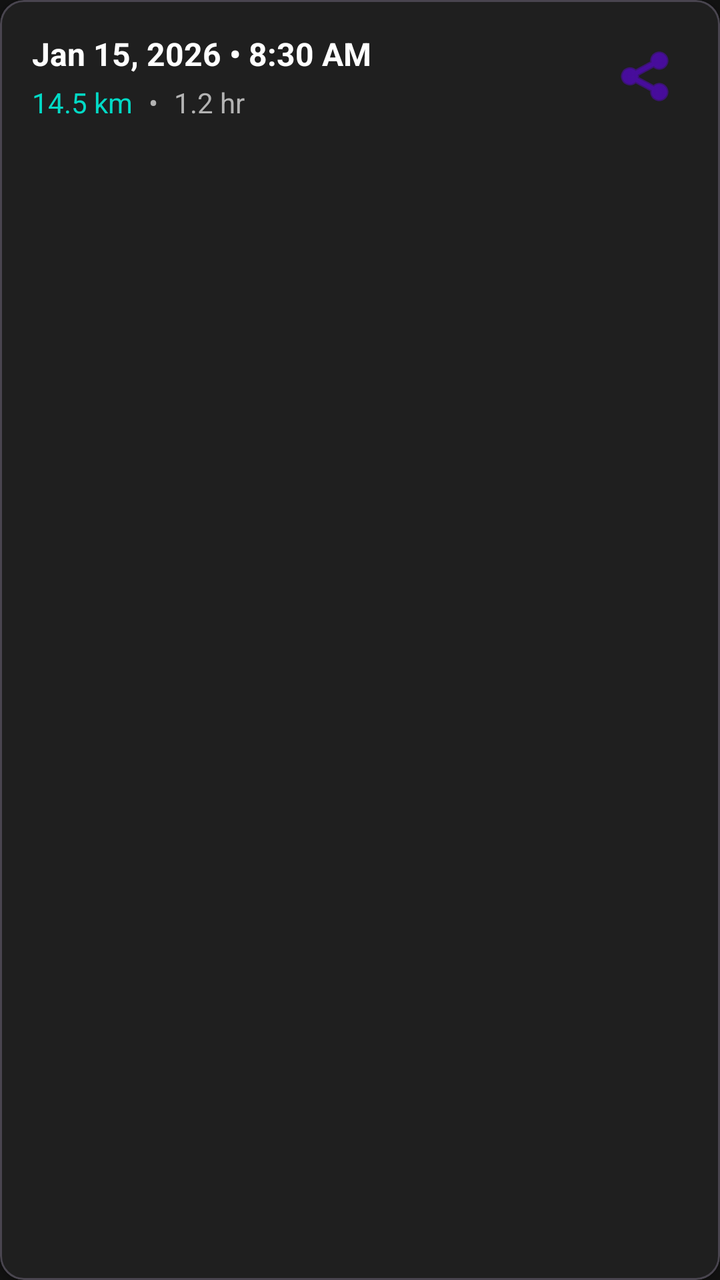
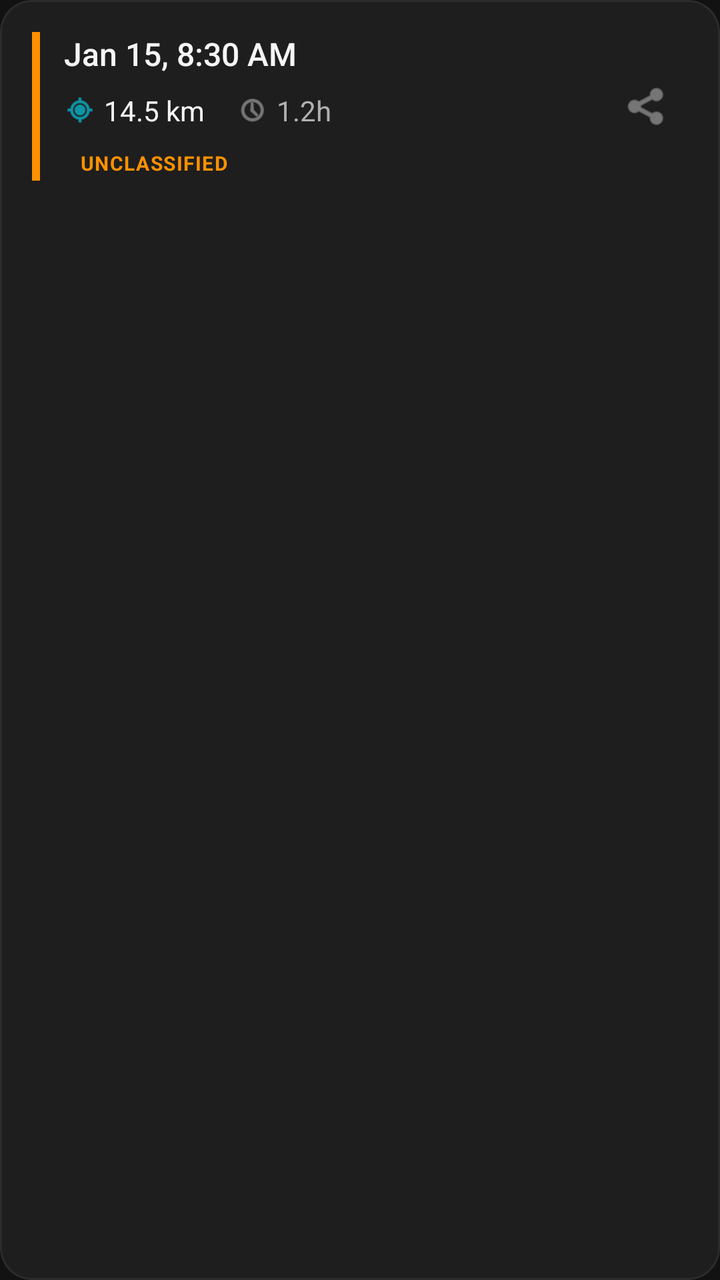

Screens rendered from an Android XML layout before and after an edit, with the pre-edit source and the edit as a unified diff.
<!-- AndroidManifest.xml: application theme Theme.MilesTracker -->
<!-- res/layout/item_trip_history.xml -->
<?xml version="1.0" encoding="utf-8"?>
<com.google.android.material.card.MaterialCardView xmlns:android="http://schemas.android.com/apk/res/android"
    xmlns:app="http://schemas.android.com/apk/res-auto"
    xmlns:tools="http://schemas.android.com/tools"
    android:layout_width="match_parent"
    android:layout_height="wrap_content"
    android:layout_marginHorizontal="16dp"
    android:layout_marginVertical="8dp"
    app:cardBackgroundColor="@color/card_background"
    app:cardCornerRadius="12dp"
    app:cardElevation="2dp">

    <LinearLayout
        android:layout_width="match_parent"
        android:layout_height="wrap_content"
        android:orientation="horizontal"
        android:padding="16dp"
        android:gravity="center_vertical">

        <LinearLayout
            android:layout_width="0dp"
            android:layout_height="wrap_content"
            android:layout_weight="1"
            android:orientation="vertical">

            <TextView
                android:id="@+id/dateText"
                android:layout_width="wrap_content"
                android:layout_height="wrap_content"
                android:text="Jan 15, 2026 • 8:30 AM"
                android:textColor="@color/text_primary"
                android:textSize="16sp"
                android:textStyle="bold" />

            <LinearLayout
                android:layout_width="wrap_content"
                android:layout_height="wrap_content"
                android:layout_marginTop="4dp"
                android:orientation="horizontal">

                <TextView
                    android:id="@+id/distanceText"
                    android:layout_width="wrap_content"
                    android:layout_height="wrap_content"
                    android:text="14.5 km"
                    android:textColor="@color/secondary"
                    android:textSize="14sp" />

                <TextView
                    android:layout_width="wrap_content"
                    android:layout_height="wrap_content"
                    android:layout_marginHorizontal="8dp"
                    android:text="•"
                    android:textColor="@color/text_secondary"
                    android:textSize="14sp" />

                <TextView
                    android:id="@+id/durationText"
                    android:layout_width="wrap_content"
                    android:layout_height="wrap_content"
                    android:text="1.2 hr"
                    android:textColor="@color/text_secondary"
                    android:textSize="14sp" />
            </LinearLayout>

        </LinearLayout>

        <ImageButton
            android:id="@+id/exportButton"
            android:layout_width="40dp"
            android:layout_height="40dp"
            android:background="?attr/selectableItemBackgroundBorderless"
            android:src="@android:drawable/ic_menu_share"
            app:tint="@color/primary"
            android:contentDescription="Export Trip" />

    </LinearLayout>

</com.google.android.material.card.MaterialCardView>
<!-- resources referenced by this layout -->
<resources>
  <color name="card_background">#1F1F1F</color>
  <color name="primary">#6200EE</color>
  <color name="secondary">#03DAC6</color>
  <color name="text_primary">#FFFFFF</color>
  <color name="text_secondary">#B3B3B3</color>
  <style name="Theme.MilesTracker" parent="Theme.Material3.Dark.NoActionBar">
          <item name="colorPrimary">@color/primary</item>
          <item name="colorPrimaryDark">@color/primary_dark</item>
          <item name="colorSecondary">@color/secondary</item>
          <item name="android:colorBackground">@color/background</item>
          <item name="colorSurface">@color/surface</item>
          <item name="colorOnPrimary">@color/on_primary</item>
          <item name="colorOnSecondary">@color/on_secondary</item>
          <item name="colorOnBackground">@color/on_background</item>
          <item name="colorOnSurface">@color/on_surface</item>
          <item name="android:statusBarColor">@color/background</item>
          <item name="android:navigationBarColor">@color/background</item>
      </style>
  <color name="primary_dark">#3700B3</color>
  <color name="background">#121212</color>
  <color name="surface">#1E1E1E</color>
  <color name="on_primary">#FFFFFF</color>
  <color name="on_secondary">#000000</color>
  <color name="on_background">#FFFFFF</color>
  <color name="on_surface">#FFFFFF</color>
</resources>

<!-- the commit's change to res/layout/item_trip_history.xml (unified diff, before → after) -->
@@ -2,78 +2,138 @@
 <com.google.android.material.card.MaterialCardView xmlns:android="http://schemas.android.com/apk/res/android"
     xmlns:app="http://schemas.android.com/apk/res-auto"
     xmlns:tools="http://schemas.android.com/tools"
+    android:id="@+id/cardView"
     android:layout_width="match_parent"
     android:layout_height="wrap_content"
     android:layout_marginHorizontal="16dp"
-    android:layout_marginVertical="8dp"
+    android:layout_marginVertical="6dp"
     app:cardBackgroundColor="@color/card_background"
-    app:cardCornerRadius="12dp"
-    app:cardElevation="2dp">
+    app:cardCornerRadius="16dp"
+    app:cardElevation="0dp"
+    app:strokeColor="@color/surface_variant"
+    app:strokeWidth="1dp">
 
-    <LinearLayout
+    <androidx.constraintlayout.widget.ConstraintLayout
         android:layout_width="match_parent"
         android:layout_height="wrap_content"
-        android:orientation="horizontal"
-        android:padding="16dp"
-        android:gravity="center_vertical">
+        android:padding="16dp">
 
-        <LinearLayout
+        
+        <View
+            android:id="@+id/statusIndicator"
+            android:layout_width="4dp"
+            android:layout_height="0dp"
+            android:background="@color/type_unclassified"
+            app:layout_constraintBottom_toBottomOf="parent"
+            app:layout_constraintStart_toStartOf="parent"
+            app:layout_constraintTop_toTopOf="parent" />
+
+        
+        <TextView
+            android:id="@+id/dateText"
             android:layout_width="0dp"
             android:layout_height="wrap_content"
-            android:layout_weight="1"
-            android:orientation="vertical">
+            android:layout_marginStart="12dp"
+            android:layout_marginEnd="8dp"
+            android:fontFamily="sans-serif-medium"
+            android:text="Jan 15, 8:30 AM"
+            android:textColor="@color/text_primary"
+            android:textSize="16sp"
+            app:layout_constraintEnd_toStartOf="@+id/exportButton"
+            app:layout_constraintStart_toEndOf="@+id/statusIndicator"
+            app:layout_constraintTop_toTopOf="parent" />
 
-            <TextView
-                android:id="@+id/dateText"
-                android:layout_width="wrap_content"
-                android:layout_height="wrap_content"
-                android:text="Jan 15, 2026 • 8:30 AM"
-                android:textColor="@color/text_primary"
-                android:textSize="16sp"
-                android:textStyle="bold" />
+        
+        <LinearLayout
+            android:id="@+id/statsContainer"
+            android:layout_width="0dp"
+            android:layout_height="wrap_content"
+            android:layout_marginTop="8dp"
+            android:orientation="horizontal"
+            app:layout_constraintEnd_toStartOf="@+id/exportButton"
+            app:layout_constraintStart_toStartOf="@+id/dateText"
+            app:layout_constraintTop_toBottomOf="@+id/dateText">
 
+            
             <LinearLayout
                 android:layout_width="wrap_content"
                 android:layout_height="wrap_content"
-                android:layout_marginTop="4dp"
+                android:gravity="center_vertical"
                 android:orientation="horizontal">
+
+                <ImageView
+                    android:layout_width="16dp"
+                    android:layout_height="16dp"
+                    android:src="@android:drawable/ic_menu_mylocation"
+                    app:tint="@color/secondary" />
 
                 <TextView
                     android:id="@+id/distanceText"
                     android:layout_width="wrap_content"
                     android:layout_height="wrap_content"
+                    android:layout_marginStart="4dp"
                     android:text="14.5 km"
-                    android:textColor="@color/secondary"
+                    android:textColor="@color/text_primary"
                     android:textSize="14sp" />
+            </LinearLayout>
 
-                <TextView
-                    android:layout_width="wrap_content"
-                    android:layout_height="wrap_content"
-                    android:layout_marginHorizontal="8dp"
-                    android:text="•"
-                    android:textColor="@color/text_secondary"
-                    android:textSize="14sp" />
+            
+            <LinearLayout
+                android:layout_width="wrap_content"
+                android:layout_height="wrap_content"
+                android:layout_marginStart="16dp"
+                android:gravity="center_vertical"
+                android:orientation="horizontal">
+
+                <ImageView
+                    android:layout_width="16dp"
+                    android:layout_height="16dp"
+                    android:src="@android:drawable/ic_menu_recent_history"
+                    app:tint="@color/text_secondary" />
 
                 <TextView
                     android:id="@+id/durationText"
                     android:layout_width="wrap_content"
                     android:layout_height="wrap_content"
-                    android:text="1.2 hr"
+                    android:layout_marginStart="4dp"
+                    android:text="1.2h"
                     android:textColor="@color/text_secondary"
                     android:textSize="14sp" />
             </LinearLayout>
-
         </LinearLayout>
 
+        
+        <TextView
+            android:id="@+id/classificationTag"
+            android:layout_width="wrap_content"
+            android:layout_height="wrap_content"
+            android:layout_marginTop="8dp"
+            android:background="@drawable/bg_capsule"
+            android:paddingHorizontal="8dp"
+            android:paddingVertical="2dp"
+            android:text="Unclassified"
+            android:textAllCaps="true"
+            android:textColor="@color/type_unclassified"
+            android:textSize="10sp"
+            android:letterSpacing="0.05"
+            android:textStyle="bold"
+            app:layout_constraintStart_toStartOf="@+id/dateText"
+            app:layout_constraintTop_toBottomOf="@+id/statsContainer" />
+
+
+        
         <ImageButton
             android:id="@+id/exportButton"
             android:layout_width="40dp"
             android:layout_height="40dp"
             android:background="?attr/selectableItemBackgroundBorderless"
+            android:padding="8dp"
+            android:scaleType="fitCenter"
             android:src="@android:drawable/ic_menu_share"
-            app:tint="@color/primary"
-            android:contentDescription="Export Trip" />
+            app:tint="@color/text_secondary"
+            app:layout_constraintBottom_toBottomOf="parent"
+            app:layout_constraintEnd_toEndOf="parent"
+            app:layout_constraintTop_toTopOf="parent" />
 
-    </LinearLayout>
-
+    </androidx.constraintlayout.widget.ConstraintLayout>
 </com.google.android.material.card.MaterialCardView>
<!-- resource entries referenced after the edit -->
@@ -1,10 +1,11 @@
 <!-- resources referenced by this layout -->
 <resources>
-  <color name="card_background">#1F1F1F</color>
-  <color name="primary">#6200EE</color>
-  <color name="secondary">#03DAC6</color>
-  <color name="text_primary">#FFFFFF</color>
-  <color name="text_secondary">#B3B3B3</color>
+  <color name="card_background">#1E1E1E</color>
+  <color name="secondary">#00E5FF</color>
+  <color name="surface_variant">#2C2C2C</color>
+  <color name="text_primary">#F5F5F5</color>
+  <color name="text_secondary">#B0B0B0</color>
+  <color name="type_unclassified">#FF9100</color>
   <style name="Theme.MilesTracker" parent="Theme.Material3.Dark.NoActionBar">
           <item name="colorPrimary">@color/primary</item>
           <item name="colorPrimaryDark">@color/primary_dark</item>
@@ -18,7 +19,8 @@
           <item name="android:statusBarColor">@color/background</item>
           <item name="android:navigationBarColor">@color/background</item>
       </style>
-  <color name="primary_dark">#3700B3</color>
+  <color name="primary">#7C4DFF</color>
+  <color name="primary_dark">#3F1DCB</color>
   <color name="background">#121212</color>
   <color name="surface">#1E1E1E</color>
   <color name="on_primary">#FFFFFF</color>
